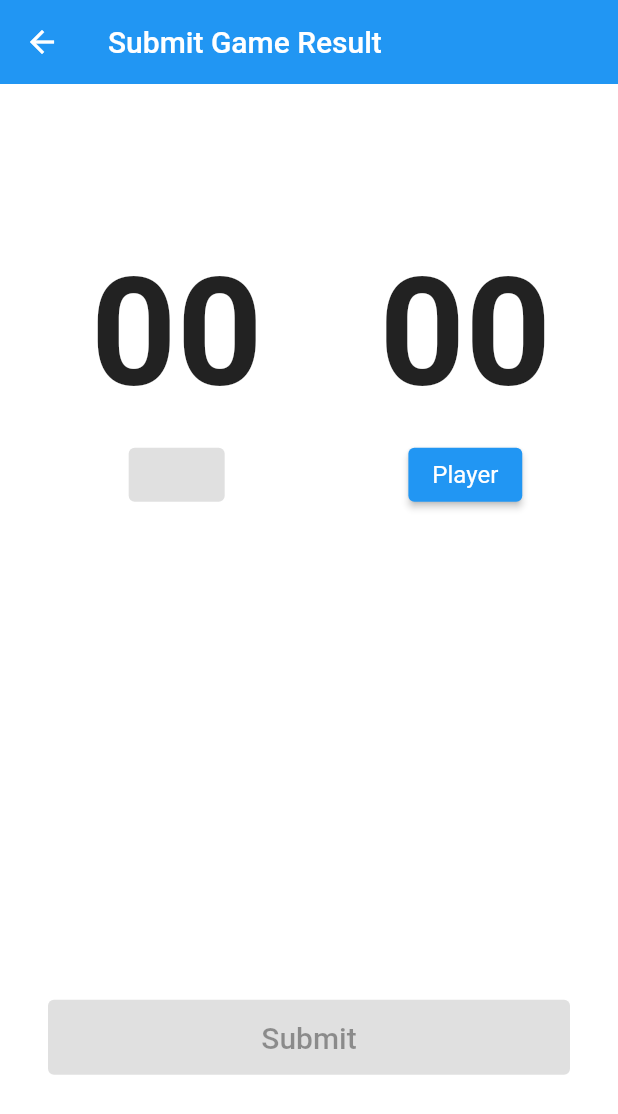
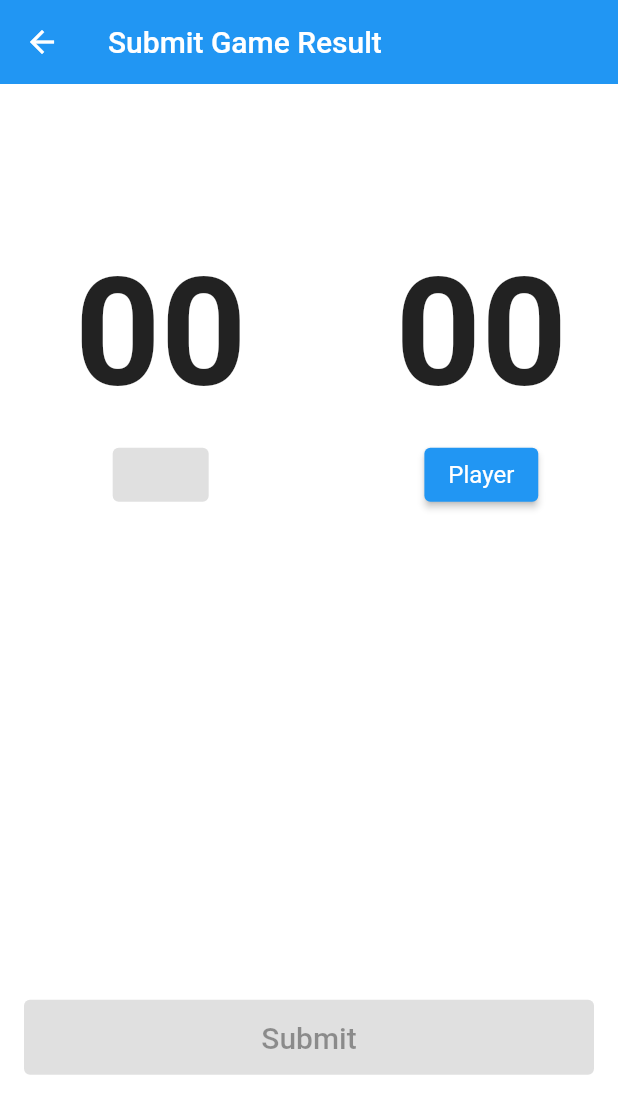
Before and after one commit to dan-supetree/tak_gg_client, a Flutter app: the HomeScreen screen opened directly, after a tap on "Submit Game Result", on a phone screen of 412 x 824 dp. Shown: the top 1114 px of the screen. Run offline on Flutter 3.47's test engine with Material 2 defaults, Android fonts, the light colour scheme and no system bars; our stand-ins replace flutter_svg, get, shared_preferences; missing offline and left inert: flutter_material_pickers; accounts and stored records are empty; network calls fail.

Commit message:
style: adjust padding

```diff
--- a/lib/screens/home_screen.dart
+++ b/lib/screens/home_screen.dart
@@ -55,7 +55,8 @@ class _HomeScreenState extends State<HomeScreen> {
           ],
         ),
         body: Padding(
-            padding: const EdgeInsets.all(32.0),
+            padding: const EdgeInsets.only(
+                top: 32.0, bottom: 32, left: 16, right: 16),
             child: Column(
               mainAxisAlignment: MainAxisAlignment.center,
               children: [
--- a/lib/screens/result_submit_screen.dart
+++ b/lib/screens/result_submit_screen.dart
@@ -103,7 +103,8 @@ class _ResultSubmitScreenState extends State<ResultSubmitScreen> {
           iconTheme: const IconThemeData(color: Colors.white),
         ),
         body: Padding(
-            padding: const EdgeInsets.all(32.0),
+            padding: const EdgeInsets.only(
+                top: 32.0, bottom: 32, left: 16, right: 16),
             child: Column(
               mainAxisAlignment: MainAxisAlignment.spaceAround,
               children: [
```
